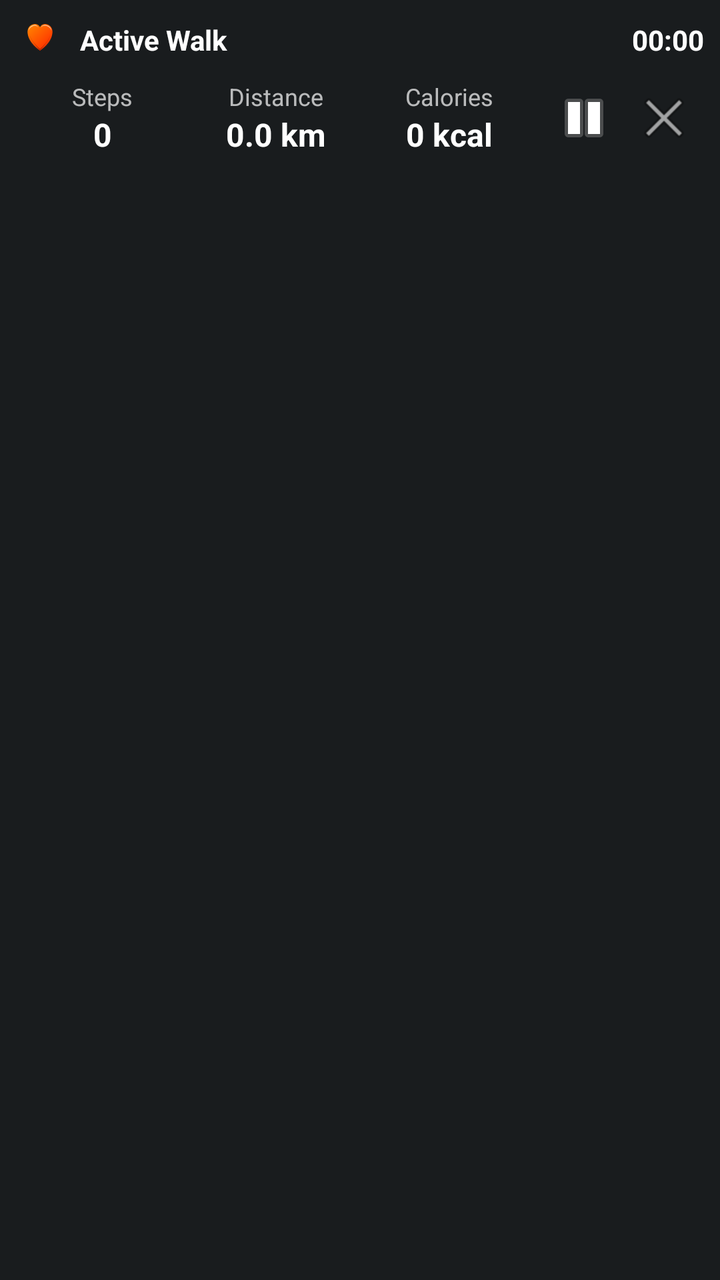
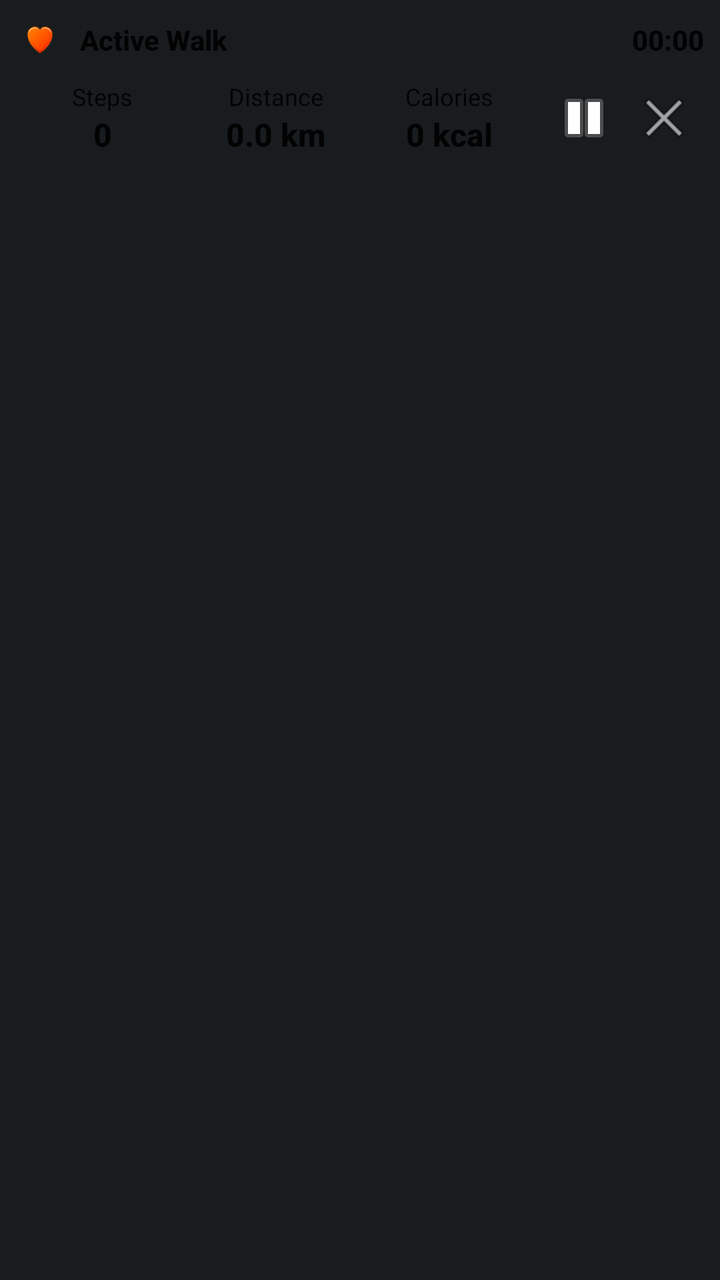

An Android layout rendered at two revisions. The XML below is the earlier revision; the diff shows what the commit changed to produce the second picture.
<!-- AndroidManifest.xml: application theme Theme.MyApplication -->
<!-- res/layout/notification_live_activity.xml -->
<?xml version="1.0" encoding="utf-8"?>
<LinearLayout xmlns:android="http://schemas.android.com/apk/res/android"
    android:layout_width="match_parent"
    android:layout_height="wrap_content"
    android:orientation="vertical"
    android:padding="8dp"
    android:background="@android:color/transparent">

    <LinearLayout
        android:layout_width="match_parent"
        android:layout_height="wrap_content"
        android:orientation="horizontal"
        android:gravity="center_vertical">
        
        <ImageView
            android:layout_width="24dp"
            android:layout_height="24dp"
            android:src="@drawable/ic_launcher_foreground"
            android:layout_marginEnd="8dp"/>
            
        <TextView
            android:id="@+id/tvTitle"
            android:layout_width="0dp"
            android:layout_height="wrap_content"
            android:layout_weight="1"
            android:text="Active Walk"
            android:textColor="@android:color/white"
            android:textStyle="bold"
            android:textSize="14sp" />
            
        <TextView
            android:id="@+id/tvTime"
            android:layout_width="wrap_content"
            android:layout_height="wrap_content"
            android:text="00:00"
            android:textColor="@android:color/white"
            android:textSize="14sp"
            android:textStyle="bold"/>
    </LinearLayout>

    <LinearLayout
        android:layout_width="match_parent"
        android:layout_height="wrap_content"
        android:orientation="horizontal"
        android:gravity="center_vertical"
        android:layout_marginTop="8dp">

        <LinearLayout
            android:layout_width="0dp"
            android:layout_height="wrap_content"
            android:layout_weight="1"
            android:orientation="vertical"
            android:gravity="center">
            <TextView
                android:layout_width="wrap_content"
                android:layout_height="wrap_content"
                android:text="Steps"
                android:textColor="#B3FFFFFF"
                android:textSize="12sp" />
            <TextView
                android:id="@+id/tvSteps"
                android:layout_width="wrap_content"
                android:layout_height="wrap_content"
                android:text="0"
                android:textColor="@android:color/white"
                android:textSize="16sp"
                android:textStyle="bold" />
        </LinearLayout>

        <LinearLayout
            android:layout_width="0dp"
            android:layout_height="wrap_content"
            android:layout_weight="1"
            android:orientation="vertical"
            android:gravity="center">
            <TextView
                android:layout_width="wrap_content"
                android:layout_height="wrap_content"
                android:text="Distance"
                android:textColor="#B3FFFFFF"
                android:textSize="12sp" />
            <TextView
                android:id="@+id/tvDistance"
                android:layout_width="wrap_content"
                android:layout_height="wrap_content"
                android:text="0.0 km"
                android:textColor="@android:color/white"
                android:textSize="16sp"
                android:textStyle="bold" />
        </LinearLayout>

        <LinearLayout
            android:layout_width="0dp"
            android:layout_height="wrap_content"
            android:layout_weight="1"
            android:orientation="vertical"
            android:gravity="center">
            <TextView
                android:layout_width="wrap_content"
                android:layout_height="wrap_content"
                android:text="Calories"
                android:textColor="#B3FFFFFF"
                android:textSize="12sp" />
            <TextView
                android:id="@+id/tvCalories"
                android:layout_width="wrap_content"
                android:layout_height="wrap_content"
                android:text="0 kcal"
                android:textColor="@android:color/white"
                android:textSize="16sp"
                android:textStyle="bold" />
        </LinearLayout>
        
        <ImageView
            android:id="@+id/btnPause"
            android:layout_width="32dp"
            android:layout_height="32dp"
            android:src="@android:drawable/ic_media_pause"
            android:background="?android:attr/selectableItemBackgroundBorderless"
            android:layout_marginStart="8dp"
            android:layout_marginEnd="8dp"/>
            
        <ImageView
            android:id="@+id/btnStop"
            android:layout_width="32dp"
            android:layout_height="32dp"
            android:src="@android:drawable/ic_menu_close_clear_cancel"
            android:background="?android:attr/selectableItemBackgroundBorderless"
            android:layout_marginEnd="4dp"/>
            
    </LinearLayout>

</LinearLayout>
<!-- resources referenced by this layout -->
<resources>
  <!-- drawable ic_launcher_foreground: vector/xml drawable (drawable, 2513 chars, omitted) -->
  <style name="Theme.MyApplication" parent="android:Theme.DeviceDefault.NoActionBar" />
</resources>

<!-- the commit's change to res/layout/notification_live_activity.xml (unified diff, before → after) -->
@@ -24,7 +24,7 @@
             android:layout_height="wrap_content"
             android:layout_weight="1"
             android:text="Active Walk"
-            android:textColor="@android:color/white"
+            style="@style/TextAppearance.Compat.Notification.Title"
             android:textStyle="bold"
             android:textSize="14sp" />
             
@@ -33,7 +33,7 @@
             android:layout_width="wrap_content"
             android:layout_height="wrap_content"
             android:text="00:00"
-            android:textColor="@android:color/white"
+            style="@style/TextAppearance.Compat.Notification.Title"
             android:textSize="14sp"
             android:textStyle="bold"/>
     </LinearLayout>
@@ -55,14 +55,14 @@
                 android:layout_width="wrap_content"
                 android:layout_height="wrap_content"
                 android:text="Steps"
-                android:textColor="#B3FFFFFF"
+                style="@style/TextAppearance.Compat.Notification.Info"
                 android:textSize="12sp" />
             <TextView
                 android:id="@+id/tvSteps"
                 android:layout_width="wrap_content"
                 android:layout_height="wrap_content"
                 android:text="0"
-                android:textColor="@android:color/white"
+                style="@style/TextAppearance.Compat.Notification.Title"
                 android:textSize="16sp"
                 android:textStyle="bold" />
         </LinearLayout>
@@ -77,14 +77,14 @@
                 android:layout_width="wrap_content"
                 android:layout_height="wrap_content"
                 android:text="Distance"
-                android:textColor="#B3FFFFFF"
+                style="@style/TextAppearance.Compat.Notification.Info"
                 android:textSize="12sp" />
             <TextView
                 android:id="@+id/tvDistance"
                 android:layout_width="wrap_content"
                 android:layout_height="wrap_content"
                 android:text="0.0 km"
-                android:textColor="@android:color/white"
+                style="@style/TextAppearance.Compat.Notification.Title"
                 android:textSize="16sp"
                 android:textStyle="bold" />
         </LinearLayout>
@@ -99,14 +99,14 @@
                 android:layout_width="wrap_content"
                 android:layout_height="wrap_content"
                 android:text="Calories"
-                android:textColor="#B3FFFFFF"
+                style="@style/TextAppearance.Compat.Notification.Info"
                 android:textSize="12sp" />
             <TextView
                 android:id="@+id/tvCalories"
                 android:layout_width="wrap_content"
                 android:layout_height="wrap_content"
                 android:text="0 kcal"
-                android:textColor="@android:color/white"
+                style="@style/TextAppearance.Compat.Notification.Title"
                 android:textSize="16sp"
                 android:textStyle="bold" />
         </LinearLayout>
